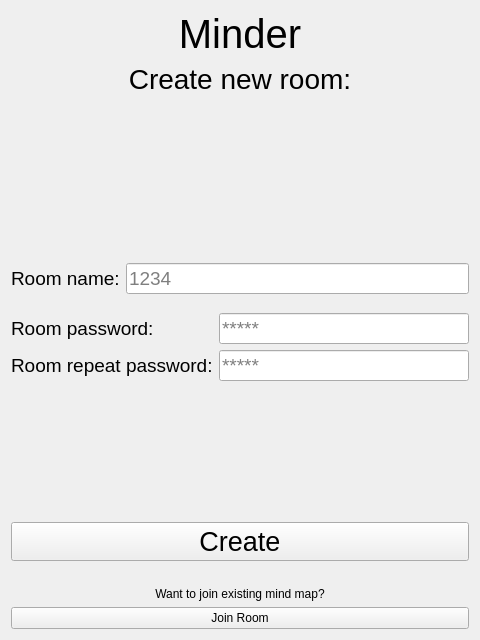
Before: the Qt Designer form client/MinderClient/libs/SessionCreationWindow/ui/SessionCreationWindow.ui in LDK28/Minder, drawn with Qt 5.
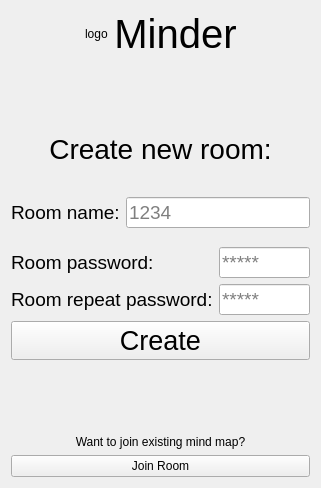
After: the same form once the commit is applied.

```diff
--- a/client/MinderClient/libs/SessionCreationWindow/ui/SessionCreationWindow.ui
+++ b/client/MinderClient/libs/SessionCreationWindow/ui/SessionCreationWindow.ui
@@ -6,8 +6,8 @@
    <rect>
     <x>0</x>
     <y>0</y>
-    <width>480</width>
-    <height>640</height>
+    <width>321</width>
+    <height>488</height>
    </rect>
   </property>
   <property name="windowTitle">
@@ -15,6 +15,31 @@
   </property>
   <layout class="QVBoxLayout" name="verticalLayout_3">
    <item>
+    <layout class="QHBoxLayout" name="horizontalLayout">
+     <item>
+      <spacer name="horizontalSpacer">
+       <property name="orientation">
+        <enum>Qt::Horizontal</enum>
+       </property>
+       <property name="sizeHint" stdset="0">
+        <size>
+         <width>40</width>
+         <height>20</height>
+        </size>
+       </property>
+      </spacer>
+     </item>
+     <item>
+      <widget class="QLabel" name="labelMinderLogo">
+       <property name="text">
+        <string>logo</string>
+       </property>
+       <property name="scaledContents">
+        <bool>true</bool>
+       </property>
+      </widget>
+     </item>
+     <item>
     <widget class="QLabel" name="labelMinder">
      <property name="font">
       <font>
@@ -30,6 +55,37 @@
     </widget>
    </item>
    <item>
+      <spacer name="horizontalSpacer_2">
+       <property name="orientation">
+        <enum>Qt::Horizontal</enum>
+       </property>
+       <property name="sizeHint" stdset="0">
+        <size>
+         <width>40</width>
+         <height>20</height>
+        </size>
+       </property>
+      </spacer>
+     </item>
+    </layout>
+   </item>
+   <item>
+    <spacer name="verticalSpacer">
+     <property name="orientation">
+      <enum>Qt::Vertical</enum>
+     </property>
+     <property name="sizeType">
+      <enum>QSizePolicy::MinimumExpanding</enum>
+     </property>
+     <property name="sizeHint" stdset="0">
+      <size>
+       <width>20</width>
+       <height>30</height>
+      </size>
+     </property>
+    </spacer>
+   </item>
+   <item>
     <widget class="QLabel" name="labelTitle">
      <property name="font">
       <font>
@@ -47,19 +103,6 @@
      </property>
     </widget>
    </item>
-   <item>
-    <spacer name="verticalSpacer">
-     <property name="orientation">
-      <enum>Qt::Vertical</enum>
-     </property>
-     <property name="sizeHint" stdset="0">
-      <size>
-       <width>20</width>
-       <height>40</height>
-      </size>
-     </property>
-    </spacer>
-   </item>
    <item>
     <layout class="QVBoxLayout" name="verticalLayout_2">
      <item>
@@ -201,23 +244,6 @@
        </item>
       </layout>
      </item>
-    </layout>
-   </item>
-   <item>
-    <spacer name="verticalSpacer_2">
-     <property name="orientation">
-      <enum>Qt::Vertical</enum>
-     </property>
-     <property name="sizeHint" stdset="0">
-      <size>
-       <width>20</width>
-       <height>40</height>
-      </size>
-     </property>
-    </spacer>
-   </item>
-   <item>
-    <layout class="QVBoxLayout" name="verticalLayout">
      <item>
       <widget class="QPushButton" name="btnCreateNewSession">
        <property name="sizePolicy">
@@ -254,24 +280,28 @@
        </property>
       </widget>
      </item>
+    </layout>
+   </item>
      <item>
       <spacer name="verticalSpacer_3">
        <property name="orientation">
         <enum>Qt::Vertical</enum>
        </property>
        <property name="sizeType">
-        <enum>QSizePolicy::Minimum</enum>
+      <enum>QSizePolicy::MinimumExpanding</enum>
        </property>
        <property name="sizeHint" stdset="0">
         <size>
          <width>10</width>
-         <height>20</height>
+       <height>30</height>
         </size>
        </property>
       </spacer>
      </item>
      <item>
-      <widget class="QLabel" name="labelConnectToExistingSession">
+    <layout class="QVBoxLayout" name="verticalLayout">
+     <item>
+      <widget class="QLabel" name="labelActionHelp">
        <property name="text">
         <string>Want to join existing mind map?</string>
        </property>
```
Lines whose indentation alone changed are shown as unchanged.
